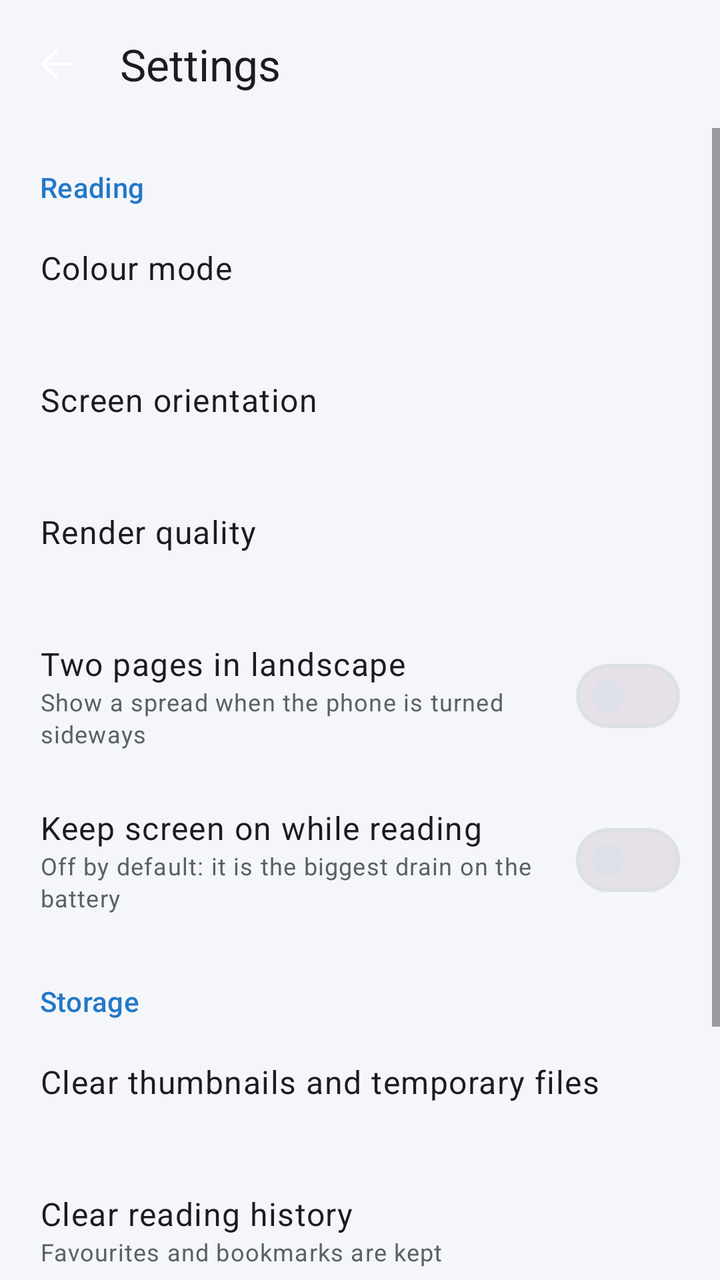
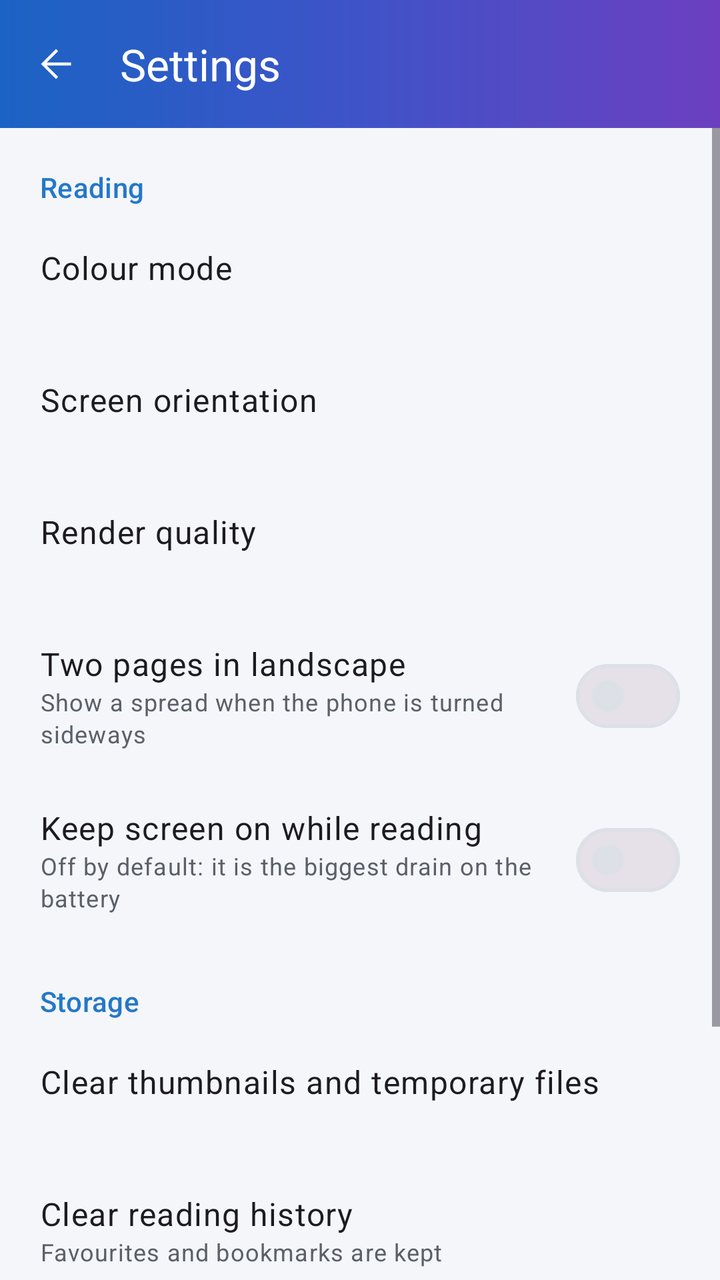

Two renders of the same Android screen: before a commit and after it. Below are the layout's source before the change and the commit's diff.
<!-- AndroidManifest.xml: application theme Theme.RapidPDF -->
<!-- res/layout/activity_settings.xml -->
<?xml version="1.0" encoding="utf-8"?>
<LinearLayout xmlns:android="http://schemas.android.com/apk/res/android"
    xmlns:app="http://schemas.android.com/apk/res-auto"
    android:id="@+id/root"
    android:layout_width="match_parent"
    android:layout_height="match_parent"
    android:orientation="vertical">

    <com.google.android.material.appbar.MaterialToolbar
        android:id="@+id/toolbar"
        android:layout_width="match_parent"
        android:layout_height="?attr/actionBarSize"
        app:navigationIcon="@drawable/ic_arrow_back"
        app:title="@string/action_settings" />

    <ScrollView
        android:layout_width="match_parent"
        android:layout_height="match_parent">

        <LinearLayout
            android:id="@+id/settingsContent"
            android:layout_width="match_parent"
            android:layout_height="wrap_content"
            android:orientation="vertical"
            android:paddingBottom="32dp">

            <TextView
                style="@style/SettingsHeading"
                android:text="@string/settings_reading" />

            <LinearLayout
                android:id="@+id/colourModeRow"
                style="@style/SettingsRow">

                <LinearLayout style="@style/SettingsRowText">

                    <TextView
                        style="@style/TextAppearance.Material3.BodyLarge"
                        android:layout_width="match_parent"
                        android:layout_height="wrap_content"
                        android:text="@string/settings_colour_mode" />

                    <TextView
                        android:id="@+id/colourModeValue"
                        style="@style/SettingsRowValue" />
                </LinearLayout>
            </LinearLayout>

            <LinearLayout
                android:id="@+id/orientationRow"
                style="@style/SettingsRow">

                <LinearLayout style="@style/SettingsRowText">

                    <TextView
                        style="@style/TextAppearance.Material3.BodyLarge"
                        android:layout_width="match_parent"
                        android:layout_height="wrap_content"
                        android:text="@string/settings_screen" />

                    <TextView
                        android:id="@+id/orientationValue"
                        style="@style/SettingsRowValue" />
                </LinearLayout>
            </LinearLayout>

            <LinearLayout
                android:id="@+id/qualityRow"
                style="@style/SettingsRow">

                <LinearLayout style="@style/SettingsRowText">

                    <TextView
                        style="@style/TextAppearance.Material3.BodyLarge"
                        android:layout_width="match_parent"
                        android:layout_height="wrap_content"
                        android:text="@string/settings_quality" />

                    <TextView
                        android:id="@+id/qualityValue"
                        style="@style/SettingsRowValue" />
                </LinearLayout>
            </LinearLayout>

            <LinearLayout
                android:id="@+id/dualLandscapeRow"
                style="@style/SettingsRow">

                <LinearLayout style="@style/SettingsRowText">

                    <TextView
                        style="@style/TextAppearance.Material3.BodyLarge"
                        android:layout_width="match_parent"
                        android:layout_height="wrap_content"
                        android:text="@string/settings_dual_landscape" />

                    <TextView
                        style="@style/SettingsRowValue"
                        android:text="@string/settings_dual_landscape_detail" />
                </LinearLayout>

                <com.google.android.material.materialswitch.MaterialSwitch
                    android:id="@+id/dualLandscapeSwitch"
                    android:layout_width="wrap_content"
                    android:layout_height="wrap_content" />
            </LinearLayout>

            <LinearLayout
                android:id="@+id/keepScreenOnRow"
                style="@style/SettingsRow">

                <LinearLayout style="@style/SettingsRowText">

                    <TextView
                        style="@style/TextAppearance.Material3.BodyLarge"
                        android:layout_width="match_parent"
                        android:layout_height="wrap_content"
                        android:text="@string/settings_keep_screen_on" />

                    <TextView
                        style="@style/SettingsRowValue"
                        android:text="@string/settings_keep_screen_on_detail" />
                </LinearLayout>

                <com.google.android.material.materialswitch.MaterialSwitch
                    android:id="@+id/keepScreenOnSwitch"
                    android:layout_width="wrap_content"
                    android:layout_height="wrap_content" />
            </LinearLayout>

            <TextView
                style="@style/SettingsHeading"
                android:text="@string/settings_storage" />

            <LinearLayout
                android:id="@+id/clearCacheRow"
                style="@style/SettingsRow">

                <LinearLayout style="@style/SettingsRowText">

                    <TextView
                        style="@style/TextAppearance.Material3.BodyLarge"
                        android:layout_width="match_parent"
                        android:layout_height="wrap_content"
                        android:text="@string/settings_clear_cache" />

                    <TextView
                        android:id="@+id/cacheSizeValue"
                        style="@style/SettingsRowValue" />
                </LinearLayout>
            </LinearLayout>

            <LinearLayout
                android:id="@+id/clearHistoryRow"
                style="@style/SettingsRow">

                <LinearLayout style="@style/SettingsRowText">

                    <TextView
                        style="@style/TextAppearance.Material3.BodyLarge"
                        android:layout_width="match_parent"
                        android:layout_height="wrap_content"
                        android:text="@string/settings_clear_history" />

                    <TextView
                        style="@style/SettingsRowValue"
                        android:text="@string/settings_clear_history_detail" />
                </LinearLayout>
            </LinearLayout>

            <LinearLayout
                android:id="@+id/updateRow"
                style="@style/SettingsRow">

                <LinearLayout style="@style/SettingsRowText">

                    <TextView
                        style="@style/TextAppearance.Material3.BodyLarge"
                        android:layout_width="match_parent"
                        android:layout_height="wrap_content"
                        android:text="@string/settings_update" />

                    <TextView
                        android:id="@+id/updateValue"
                        style="@style/SettingsRowValue" />
                </LinearLayout>
            </LinearLayout>

            <TextView
                android:id="@+id/aboutText"
                style="@style/SettingsRowValue"
                android:padding="20dp" />
        </LinearLayout>
    </ScrollView>
</LinearLayout>
<!-- resources referenced by this layout -->
<resources>
  <!-- drawable ic_arrow_back (drawable) -->
  <?xml version="1.0" encoding="utf-8"?>
  <vector xmlns:android="http://schemas.android.com/apk/res/android"
      android:width="24dp"
      android:height="24dp"
      android:viewportWidth="960"
      android:viewportHeight="960">
      <group android:translateY="960">
          <path
              android:fillColor="@android:color/white"
              android:pathData="m294.92-450 227.85 227.85L480-180 180-480l300-300 42.77 42.15L294.92-510H780v60H294.92Z" />
      </group>
  </vector>
  <string name="action_settings">Settings</string>
  <string name="settings_clear_cache">Clear thumbnails and temporary files</string>
  <string name="settings_clear_history">Clear reading history</string>
  <string name="settings_clear_history_detail">Favourites and bookmarks are kept</string>
  <string name="settings_colour_mode">Colour mode</string>
  <string name="settings_dual_landscape">Two pages in landscape</string>
  <string name="settings_dual_landscape_detail">Show a spread when the phone is turned sideways</string>
  <string name="settings_keep_screen_on">Keep screen on while reading</string>
  <string name="settings_keep_screen_on_detail">Off by default: it is the biggest drain on the battery</string>
  <string name="settings_quality">Render quality</string>
  <string name="settings_reading">Reading</string>
  <string name="settings_screen">Screen orientation</string>
  <string name="settings_storage">Storage</string>
  <string name="settings_update">Install latest version</string>
  <style name="SettingsHeading" parent="TextAppearance.Material3.LabelLarge">
          <item name="android:layout_width">match_parent</item>
          <item name="android:layout_height">wrap_content</item>
          <item name="android:paddingHorizontal">20dp</item>
          <item name="android:paddingTop">20dp</item>
          <item name="android:paddingBottom">6dp</item>
          <item name="android:textColor">?attr/colorPrimary</item>
      </style>
  <style name="SettingsRowText">
          <item name="android:layout_width">0dp</item>
          <item name="android:layout_height">wrap_content</item>
          <item name="android:layout_weight">1</item>
          <item name="android:orientation">vertical</item>
          <item name="android:layout_marginEnd">16dp</item>
      </style>
  <style name="SettingsRowValue" parent="TextAppearance.Material3.BodySmall">
          <item name="android:layout_width">match_parent</item>
          <item name="android:layout_height">wrap_content</item>
          <item name="android:textColor">?attr/colorOnSurfaceVariant</item>
      </style>
  <color name="brand_blue">#FF2478C8</color>
  <color name="brand_blue_container">#FFDCEBFA</color>
  <color name="brand_blue_dark">#FF1B5E9E</color>
  <color name="surface_dim_light">#FFF4F6F9</color>
  <color name="surface_light">#FFFFFFFF</color>
  <color name="surface_variant_light">#FFEEF1F5</color>
  <color name="on_surface_light">#FF1B1D21</color>
  <color name="on_surface_variant_light">#FF5B6068</color>
  <color name="outline_light">#FFDDE1E7</color>
  <!-- unchanged entries left out for length: 2 -->
</resources>

<!-- the commit's change to res/layout/activity_settings.xml (unified diff, before → after) -->
@@ -6,12 +6,21 @@
     android:layout_height="match_parent"
     android:orientation="vertical">
 
-    <com.google.android.material.appbar.MaterialToolbar
-        android:id="@+id/toolbar"
+    
+    <FrameLayout
+        android:id="@+id/header"
         android:layout_width="match_parent"
-        android:layout_height="?attr/actionBarSize"
-        app:navigationIcon="@drawable/ic_arrow_back"
-        app:title="@string/action_settings" />
+        android:layout_height="wrap_content"
+        android:background="@drawable/bg_header_gradient">
+
+        <com.google.android.material.appbar.MaterialToolbar
+            android:id="@+id/toolbar"
+            style="@style/SettingsToolbar"
+            android:layout_width="match_parent"
+            android:layout_height="?attr/actionBarSize"
+            app:navigationIcon="@drawable/ic_arrow_back"
+            app:title="@string/action_settings" />
+    </FrameLayout>
 
     <ScrollView
         android:layout_width="match_parent"
<!-- resource entries referenced after the edit -->
@@ -1,5 +1,16 @@
 <!-- resources referenced by this layout -->
 <resources>
+  <!-- drawable bg_header_gradient (drawable) -->
+  <?xml version="1.0" encoding="utf-8"?>
+  <shape xmlns:android="http://schemas.android.com/apk/res/android"
+      android:shape="rectangle">
+      <gradient
+          android:angle="0"
+          android:startColor="@color/header_gradient_start"
+          android:centerColor="@color/header_gradient_middle"
+          android:endColor="@color/header_gradient_end"
+          android:type="linear" />
+  </shape>
   <!-- drawable ic_arrow_back (drawable) -->
   <?xml version="1.0" encoding="utf-8"?>
   <vector xmlns:android="http://schemas.android.com/apk/res/android"
@@ -47,6 +58,14 @@
           <item name="android:layout_height">wrap_content</item>
           <item name="android:textColor">?attr/colorOnSurfaceVariant</item>
       </style>
+  <style name="SettingsToolbar" parent="Widget.Material3.Toolbar">
+          <item name="titleTextColor">#FFFFFFFF</item>
+          <item name="navigationIconTint">#FFFFFFFF</item>
+          <item name="titleTextAppearance">@style/TextAppearance.Material3.TitleLarge</item>
+      </style>
+  <color name="header_gradient_start">#FF1B63C4</color>
+  <color name="header_gradient_middle">#FF3F53C8</color>
+  <color name="header_gradient_end">#FF6C3FC0</color>
   <color name="brand_blue">#FF2478C8</color>
   <color name="brand_blue_container">#FFDCEBFA</color>
   <color name="brand_blue_dark">#FF1B5E9E</color>
